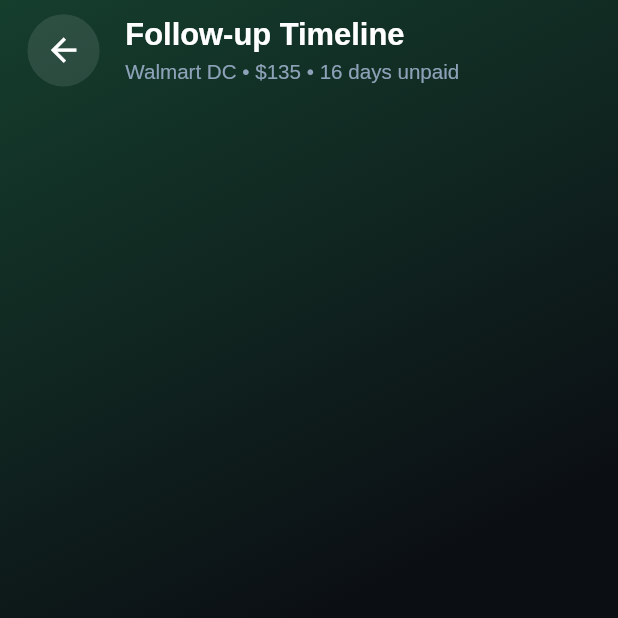
After one commit to backbencherstudio/lukethompson13, a Flutter app: the FollowUp screen opened directly, on a phone screen of 412 x 824 dp, the top half of it. The commit adds this screen. Run offline on Flutter 3.47's test engine with Material 3 defaults, Android fonts, the phone set to English and light mode, and no system bars; our stand-ins replace carousel_slider, connectivity_plus, dio, dotted_border, fl_chart, flutter_riverpod and 3 more; missing offline and left inert: otp_pin_field; accounts and stored records are empty.

Commit message:
follow up timeline

```diff
--- a/lib/core/route/route_manager.dart
+++ b/lib/core/route/route_manager.dart
@@ -6,6 +6,7 @@ import 'package:lukethompson/presentation/auth/login_screen/view/sing_in_screen.
 import 'package:lukethompson/presentation/auth/reset_password/view/reset_password_screen.dart';
 import 'package:lukethompson/presentation/auth/singUp_screen/view/singUp_screen.dart';
 import 'package:lukethompson/presentation/profile/view/widget/claim_detail.dart';
+import 'package:lukethompson/presentation/profile/view/widget/follow_up.dart';
 import 'package:lukethompson/presentation/profile/view/widget/my_claim_screen.dart';
 
 import 'package:lukethompson/presentation/onboarding_screen/onboarding_screen.dart';
@@ -59,6 +60,8 @@ class RouteGenerator {
         return MaterialPageRoute(builder: (_) => const MyClaimScreen());
       case RoutesName.claimDetail:
         return MaterialPageRoute(builder: (_) => const ClaimDetail());
+      case RoutesName.followUp:
+        return MaterialPageRoute(builder: (_) => const FollowUp());
 
       // case RoutesName.otpScreen:
       //   final args = routeSettings.arguments;
--- a/lib/core/route/routes_names.dart
+++ b/lib/core/route/routes_names.dart
@@ -19,5 +19,6 @@ class RoutesName {
    static const String setRateScreen = "/setRateScreen ";
    static const String myClaimScreen = "/myClaimScreen ";
    static const String claimDetail = "/claimDetail ";
+   static const String followUp  = "/followUp ";
 
 }
--- a/lib/presentation/profile/view/widget/claim_detail.dart
+++ b/lib/presentation/profile/view/widget/claim_detail.dart
@@ -1,6 +1,7 @@
 import 'package:flutter/material.dart';
 import 'package:flutter_screenutil/flutter_screenutil.dart';
 import 'package:lukethompson/core/resource/constants/color_manager.dart';
+import 'package:lukethompson/core/route/routes_names.dart';
 
 class ClaimDetail extends StatefulWidget {
   const ClaimDetail({super.key});
@@ -165,7 +166,11 @@ class _ClaimDetailState extends State<ClaimDetail> {
                         mainAxisAlignment: MainAxisAlignment.spaceBetween,
                         children: [
                           Text("FOLLOW-UP", style: TextStyle(color: Colors.white, fontSize: 14.sp, fontWeight: FontWeight.bold)),
-                          Text("See Timeline", style: TextStyle(color: const Color(0xFF22C55E), fontSize: 13.sp, fontWeight: FontWeight.w500)),
+                          InkWell(
+                            onTap: () {
+                              Navigator.pushNamed(context, RoutesName.followUp);
+                            },
+                            child: Text("See Timeline", style: TextStyle(color: const Color(0xFF22C55E), fontSize: 13.sp, fontWeight: FontWeight.w500))),
                         ],
                       ),
                       SizedBox(height: 10.h),
@@ -225,7 +230,7 @@ class _ClaimDetailState extends State<ClaimDetail> {
                                             ),
                                           ),
                                           Text(timelineSteps[index]["day"]!, style: TextStyle(color: Colors.white38, fontSize: 11.sp)),
-                                          if (isActive && index >= 1) // Broker থেকে বাটন শুরু
+                                          if (isActive && index >= 1)
                                             Padding(
                                               padding: EdgeInsets.only(top: 12.h),
                                               child: GestureDetector(
--- /dev/null
+++ b/lib/presentation/profile/view/widget/follow_up.dart
@@ -0,0 +1,75 @@
+import 'package:flutter/material.dart';
+import 'package:flutter_screenutil/flutter_screenutil.dart';
+import 'package:lukethompson/core/resource/constants/color_manager.dart';
+
+class FollowUp extends StatelessWidget {
+  const FollowUp({super.key});
+
+  @override
+  Widget build(BuildContext context) {
+    return Scaffold(
+      body: Container(
+        width: double.infinity,
+        height: double.infinity,
+        decoration: BoxDecoration(
+          gradient: LinearGradient(
+            begin: Alignment.topLeft,
+            end: Alignment.center,
+            colors: [ColorManager.secondary, ColorManager.primary],
+          ),
+        ),
+        child: SafeArea(
+          child: Column(
+            children: [
+              Padding(
+                padding: EdgeInsets.symmetric(horizontal: 16.w, vertical: 8.h),
+                child: Row(
+                  children: [
+                    GestureDetector(
+                      onTap: () => Navigator.pop(context),
+                      child: Container(
+                        padding: EdgeInsets.all(10.r),
+                        decoration: BoxDecoration(
+                          color: Colors.white.withOpacity(0.1),
+                          shape: BoxShape.circle,
+                        ),
+                        child: Icon(
+                          Icons.arrow_back,
+                          color: Colors.white,
+                          size: 22.sp,
+                        ),
+                      ),
+                    ),
+                    SizedBox(width: 15.w),
+                    Column(
+                      crossAxisAlignment: CrossAxisAlignment.start,
+                      children: [
+                        Text(
+                          "Follow-up Timeline",
+                          style: TextStyle(
+                            color: Colors.white,
+                            fontSize: 18.sp,
+                            fontWeight: FontWeight.w600,
+                          ),
+                        ),
+                        SizedBox(height: 4.h,),
+                        Text(
+                          "Walmart DC • \$135 • 16 days unpaid",
+                          style: TextStyle(
+                            color: const Color(0xff8DA2B8),
+                            fontSize: 12.sp,
+                            fontWeight: FontWeight.w400,
+                          ),
+                        ),
+                      ],
+                    ),
+                  ],
+                ),
+              ),
+            ],
+          ),
+        ),
+      ),
+    );
+  }
+}
```
